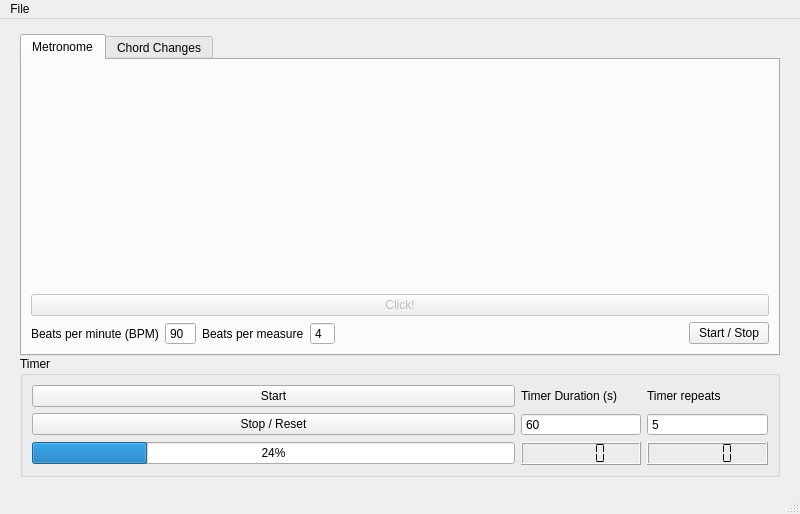
Old version of the form guitartools/mainwindow.ui in the repository ispielman/guitartools.
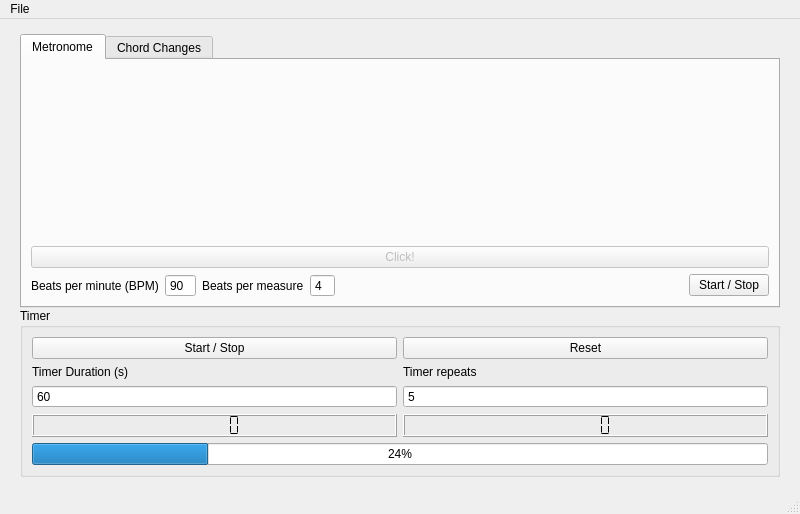
New version of the form.

Commit message: Updated to fully working metronome in 100% qt

```diff
--- a/guitartools/mainwindow.ui
+++ b/guitartools/mainwindow.ui
@@ -283,27 +283,42 @@
       <layout class="QVBoxLayout" name="verticalLayout_6">
        <item>
         <layout class="QGridLayout" name="gridLayout">
-         <item row="1" column="5">
-          <widget class="QSpinBox" name="spinBox_Timer_Repeats">
-           <property name="buttonSymbols">
-            <enum>QAbstractSpinBox::NoButtons</enum>
-           </property>
-           <property name="minimum">
-            <number>1</number>
-           </property>
-           <property name="value">
-            <number>5</number>
+         <item row="0" column="0">
+          <widget class="QPushButton" name="pushButton_TimerStartStop">
+           <property name="text">
+            <string>Start / Stop</string>
            </property>
           </widget>
          </item>
-         <item row="0" column="5">
+         <item row="1" column="1">
           <widget class="QLabel" name="label_3">
            <property name="text">
             <string>Timer repeats</string>
            </property>
           </widget>
          </item>
-         <item row="2" column="5">
+         <item row="1" column="0">
+          <widget class="QLabel" name="label_4">
+           <property name="text">
+            <string>Timer Duration (s)</string>
+           </property>
+          </widget>
+         </item>
+         <item row="3" column="0">
+          <widget class="QLCDNumber" name="lcdNumber_Timer">
+           <property name="segmentStyle">
+            <enum>QLCDNumber::Flat</enum>
+           </property>
+          </widget>
+         </item>
+         <item row="4" column="0" colspan="2">
+          <widget class="QProgressBar" name="progressBar_Timer">
+           <property name="value">
+            <number>24</number>
+           </property>
+          </widget>
+         </item>
+         <item row="3" column="1">
           <widget class="QLCDNumber" name="lcdNumber_TimerRepeats">
            <property name="segmentStyle">
             <enum>QLCDNumber::Flat</enum>
@@ -313,21 +328,27 @@
            </property>
           </widget>
          </item>
-         <item row="2" column="0" colspan="4">
-          <widget class="QProgressBar" name="progressBar_Timer">
+         <item row="0" column="1">
+          <widget class="QPushButton" name="pushButton_TimerReset">
+           <property name="text">
+            <string>Reset</string>
+           </property>
+          </widget>
+         </item>
+         <item row="2" column="1">
+          <widget class="QSpinBox" name="spinBox_Timer_Repeats">
+           <property name="buttonSymbols">
+            <enum>QAbstractSpinBox::NoButtons</enum>
+           </property>
+           <property name="minimum">
+            <number>1</number>
+           </property>
            <property name="value">
-            <number>24</number>
+            <number>5</number>
            </property>
           </widget>
          </item>
-         <item row="2" column="4">
-          <widget class="QLCDNumber" name="lcdNumber_Timer">
-           <property name="segmentStyle">
-            <enum>QLCDNumber::Flat</enum>
-           </property>
-          </widget>
-         </item>
-         <item row="1" column="4">
+         <item row="2" column="0">
           <widget class="QSpinBox" name="spinBox_Timer_Time">
            <property name="buttonSymbols">
             <enum>QAbstractSpinBox::NoButtons</enum>
@@ -343,27 +364,6 @@
            </property>
           </widget>
          </item>
-         <item row="0" column="4">
-          <widget class="QLabel" name="label_4">
-           <property name="text">
-            <string>Timer Duration (s)</string>
-           </property>
-          </widget>
-         </item>
-         <item row="0" column="0" colspan="4">
-          <widget class="QPushButton" name="pushButton_TimerStart">
-           <property name="text">
-            <string>Start</string>
-           </property>
-          </widget>
-         </item>
-         <item row="1" column="0" colspan="4">
-          <widget class="QPushButton" name="pushButton_TimerStop">
-           <property name="text">
-            <string>Stop / Reset</string>
-           </property>
-          </widget>
-         </item>
         </layout>
        </item>
       </layout>
```
The commit also changes 1 other file.
